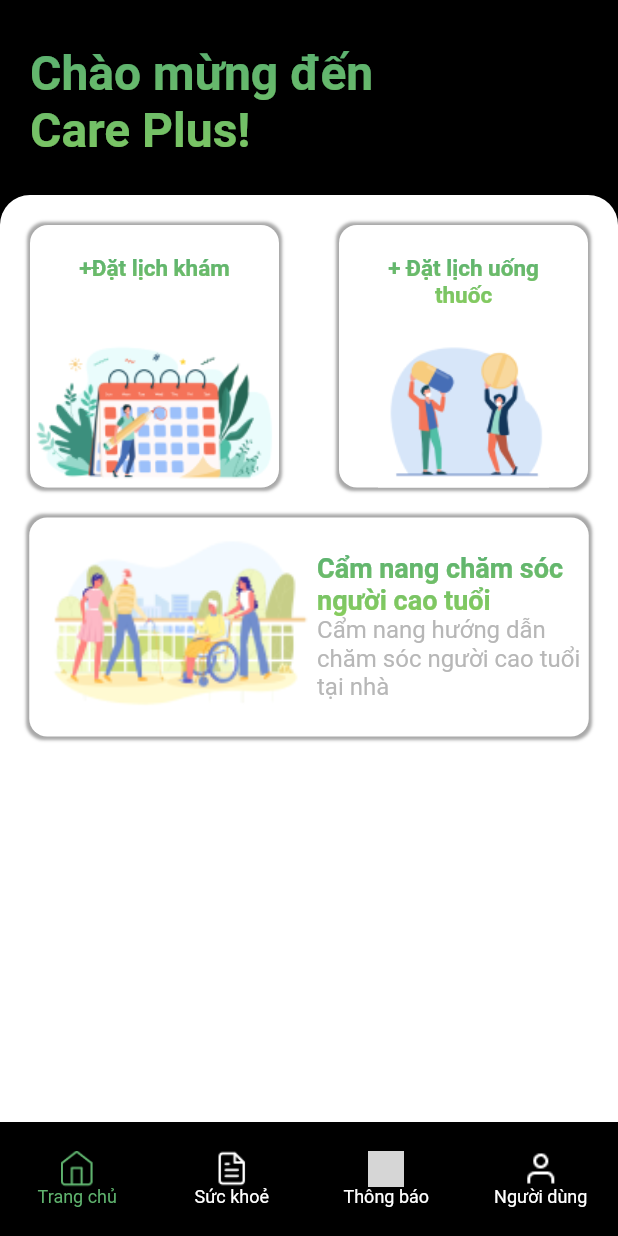
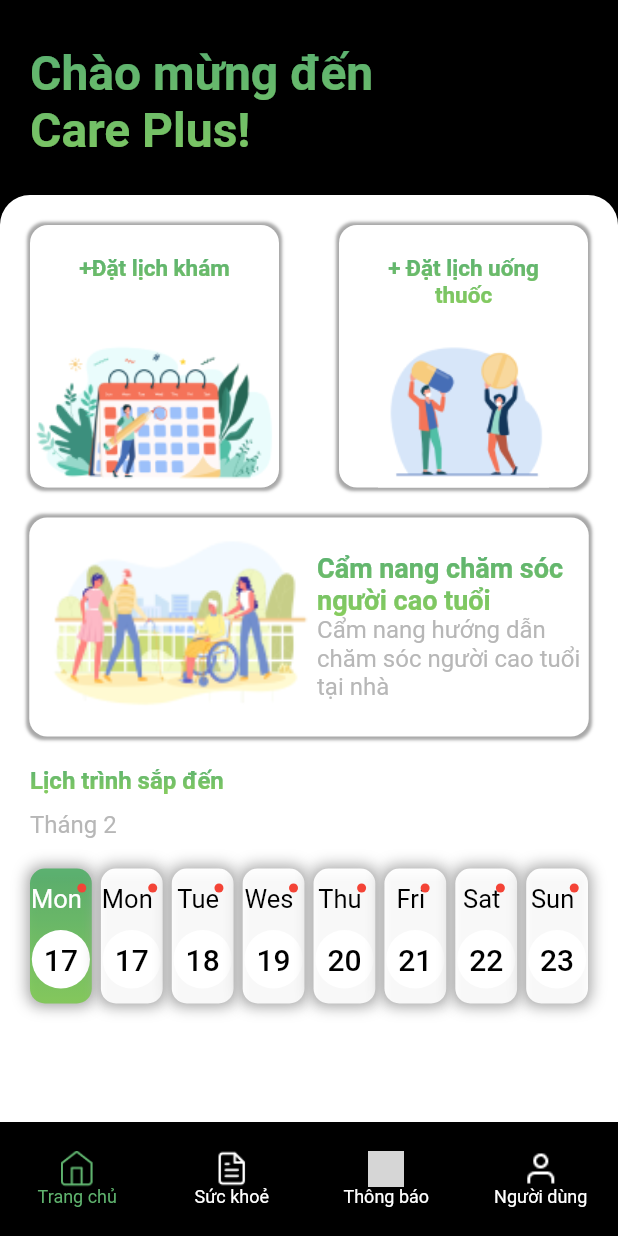
Before and after one commit to vominhthongss/seniorplus, a Flutter app: the screen it shows after launch, on a phone screen of 412 x 824 dp. Run offline on Flutter 3.47's test engine with Material 2 defaults, Android fonts, the phone set to English and light mode, and no system bars; our stand-ins replace dio, flutter_svg; grey boxes are pictures that could not be loaded.

Commit message:
add day widget

```diff
--- a/lib/screens/home-screen.dart
+++ b/lib/screens/home-screen.dart
@@ -1,6 +1,8 @@
 import 'package:flutter/cupertino.dart';
 import 'package:flutter/material.dart';
 import 'package:seniorplus/constants/colors.dart';
+import 'package:seniorplus/widgets/day.dart';
+import 'package:seniorplus/widgets/description.dart';
 import 'package:seniorplus/widgets/input.dart';
 import 'package:seniorplus/widgets/panel-button.dart';
 import 'package:seniorplus/widgets/shader-text.dart';
@@ -89,6 +91,95 @@
                         ),
                       ],
                     ),
+                  ),
+                  Padding(
+                    padding: const EdgeInsets.fromLTRB(20, 20, 20, 0),
+                    child: Row(
+                      children: const [
+                        ShaderText(
+                            text: 'Lịch trình sắp đến',
+                            size: 16,
+                            fontBold: true,
+                            center: false),
+                      ],
+                    ),
+                  ),
+                  Padding(
+                    padding: const EdgeInsets.fromLTRB(20, 10, 20, 0),
+                    child: Row(
+                      children: const [
+                        Description(
+                          text: 'Tháng 2',
+                          center: false,
+                          primary: false,
+                        )
+                      ],
+                    ),
+                  ),
+                  Padding(
+                    padding: const EdgeInsets.all(20.0),
+                    child: Row(
+                      mainAxisAlignment: MainAxisAlignment.spaceBetween,
+                      crossAxisAlignment: CrossAxisAlignment.center,
+                      children: [
+                        Day(
+                          day: 'Mon',
+                          date: '17',
+                          onPressed: () {},
+                          today: true,
+                          width: widthScreen / 10,
+                        ),
+                        Day(
+                          day: 'Mon',
+                          date: '17',
+                          onPressed: () {},
+                          today: false,
+                          width: widthScreen / 10,
+                        ),
+                        Day(
+                          day: 'Tue',
+                          date: '18',
+                          onPressed: () {},
+                          today: false,
+                          width: widthScreen / 10,
+                        ),
+                        Day(
+                          day: 'Wes',
+                          date: '19',
+                          onPressed: () {},
+                          today: false,
+                          width: widthScreen / 10,
+                        ),
+                        Day(
+                          day: 'Thu',
+                          date: '20',
+                          onPressed: () {},
+                          today: false,
+                          width: widthScreen / 10,
+                        ),
+                        Day(
+                          day: 'Fri',
+                          date: '21',
+                          onPressed: () {},
+                          today: false,
+                          width: widthScreen / 10,
+                        ),
+                        Day(
+                          day: 'Sat',
+                          date: '22',
+                          onPressed: () {},
+                          today: false,
+                          width: widthScreen / 10,
+                        ),
+                        Day(
+                          day: 'Sun',
+                          date: '23',
+                          onPressed: () {},
+                          today: false,
+                          width: widthScreen / 10,
+                        ),
+                      ],
+                    ),
                   )
                 ],
               ),
--- /dev/null
+++ b/lib/widgets/day.dart
@@ -0,0 +1,105 @@
+import 'package:flutter/material.dart';
+import 'package:seniorplus/constants/colors.dart';
+
+class Day extends StatelessWidget {
+  final String day;
+  final String date;
+  final bool today;
+  final double width;
+  final VoidCallback onPressed;
+  const Day({
+    super.key,
+    required this.onPressed,
+    required this.day,
+    required this.date,
+    required this.today,
+    required this.width,
+  });
+
+  @override
+  Widget build(BuildContext context) {
+    return Container(
+      height: 90,
+      width: width,
+      decoration: BoxDecoration(
+        boxShadow: [
+          BoxShadow(
+            color: Colors.grey.withOpacity(0.9),
+            spreadRadius: 2,
+            blurRadius: 8,
+            offset: const Offset(0, 0),
+          ),
+        ],
+        borderRadius: const BorderRadius.all(
+          Radius.circular(10),
+        ),
+        gradient: today == true
+            ? const LinearGradient(
+                begin: Alignment.topCenter,
+                end: Alignment.bottomCenter,
+                stops: [0.045, 1.0],
+                colors: [Color(PRIMARY_COLOR), Color(SECOND_COLOR)],
+              )
+            : const LinearGradient(
+                begin: Alignment.topCenter,
+                end: Alignment.bottomCenter,
+                stops: [0.045, 1.0],
+                colors: [Colors.white, Colors.white],
+              ),
+      ),
+      child: ElevatedButton(
+        onPressed: onPressed,
+        style: ElevatedButton.styleFrom(
+          backgroundColor: Colors.transparent,
+          shadowColor: Colors.transparent.withOpacity(0.1),
+          minimumSize: Size.zero,
+          padding: EdgeInsets.zero,
+        ),
+        child: Padding(
+          padding: const EdgeInsets.fromLTRB(0, 10, 0, 10),
+          child: Column(
+            mainAxisAlignment: MainAxisAlignment.spaceBetween,
+            crossAxisAlignment: CrossAxisAlignment.center,
+            children: [
+              Row(
+                mainAxisAlignment: MainAxisAlignment.center,
+                crossAxisAlignment: CrossAxisAlignment.center,
+                children: [
+                  Text(
+                    day,
+                    style: TextStyle(
+                        color: today == false ? Colors.black : null,
+                        fontSize: 17,
+                        fontWeight: FontWeight.w400),
+                  ),
+                  Container(
+                    height: 6,
+                    width: 6,
+                    transform: Matrix4.translationValues(-3.0, -7.0, 0.0),
+                    decoration: BoxDecoration(
+                        borderRadius: BorderRadius.circular(100),
+                        color: Colors.red),
+                    child: null,
+                  )
+                ],
+              ),
+              Container(
+                decoration: BoxDecoration(
+                  borderRadius: BorderRadius.circular(100),
+                  color: Colors.white,
+                ),
+                child: Padding(
+                  padding: EdgeInsets.all(8.0),
+                  child: Text(
+                    date,
+                    style: TextStyle(color: Colors.black, fontSize: 20),
+                  ),
+                ),
+              ),
+            ],
+          ),
+        ),
+      ),
+    );
+  }
+}
```
